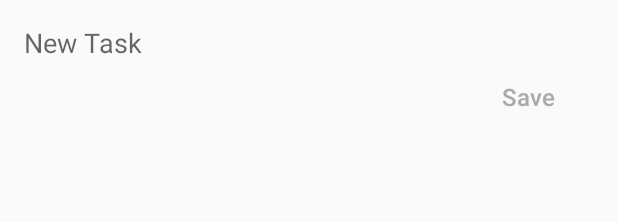
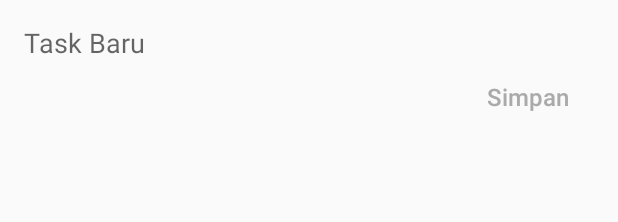
Before and after one commit to aziznurulloh8910/To-Do-List, an Android app: the layout new_task.xml on its own in the app's theme, with its tools: preview values and no code run, on a phone screen of 412 x 824 dp. Shown: the top 222 px of the screen. Run offline under Robolectric (Android 15) with nearby library versions, the phone set to English and light mode, and no system bars.

Commit message:
revisi dikit

```diff
--- a/app/src/main/java/net/penguincoders/doit/RecyclerItemTouchHelper.java
+++ b/app/src/main/java/net/penguincoders/doit/RecyclerItemTouchHelper.java
@@ -35,9 +35,9 @@ public class RecyclerItemTouchHelper extends ItemTouchHelper.SimpleCallback {
         final int position = viewHolder.getAdapterPosition();
         if (direction == ItemTouchHelper.LEFT) {
             AlertDialog.Builder builder = new AlertDialog.Builder(adapter.getContext());
-            builder.setTitle("Delete Task");
-            builder.setMessage("Are you sure you want to delete this Task?");
-            builder.setPositiveButton("Confirm",
+            builder.setTitle("Hapus Task");
+            builder.setMessage("Apakah anda yakin menghapus Task?");
+            builder.setPositiveButton("Iya",
                     new DialogInterface.OnClickListener() {
                         @Override
                         public void onClick(DialogInterface dialog, int which) {
--- a/app/src/main/res/values/strings.xml
+++ b/app/src/main/res/values/strings.xml
@@ -1,6 +1,6 @@
 <resources>
     <string name="app_name">List Gawean</string>
-    <string name="save">Save</string>
-    <string name="new_task">New Task</string>
+    <string name="save">Simpan</string>
+    <string name="new_task">Task Baru</string>
     <string name="tasks">Lists Gawean</string>
 </resources>
```
